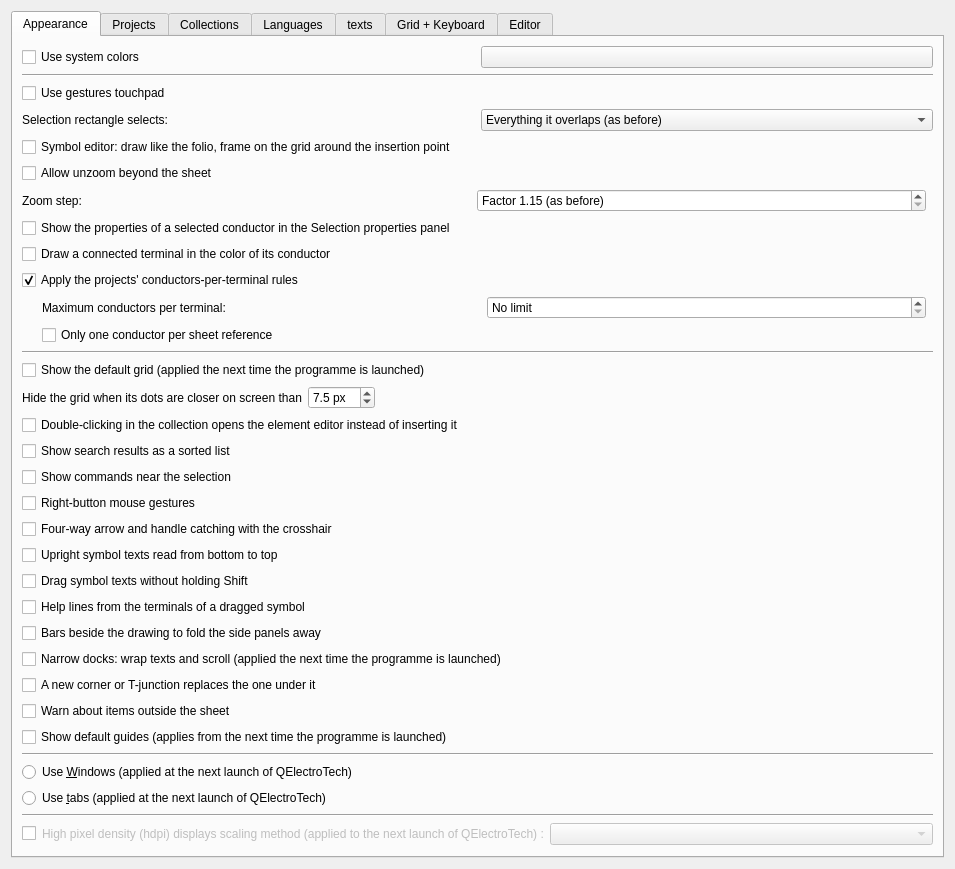
First picture: the form in sources/ui/configpage/generalconfigurationpage.ui, repository qelectrotech/qelectrotech-source-mirror, before the edit.
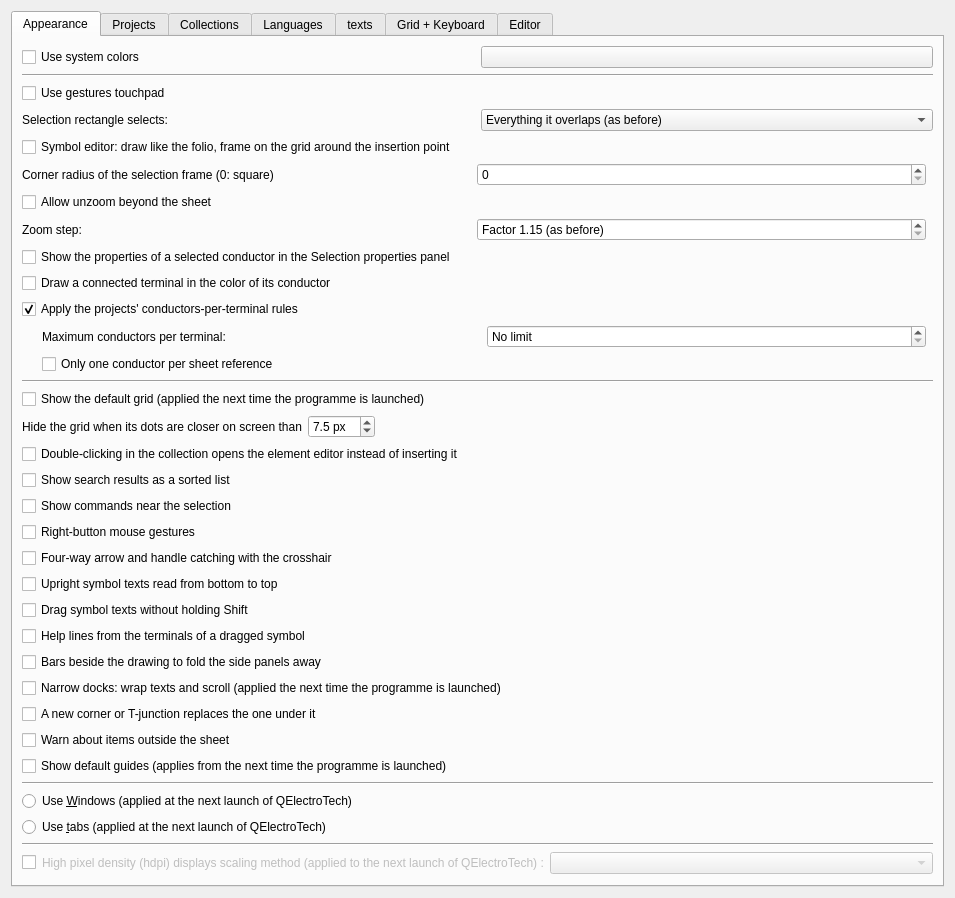
Second picture: the form after the edit. Custom widgets are drawn as their Qt base class.

Commit message:
Selection frame: its corner radius is a setting
Settings > General: the corner radius of the frame around a selected or
highlighted symbol, 0 to 10. 10 by default, as before; 0 draws it
square, so it shows the symbol's frame as it is.

```diff
--- a/sources/ui/configpage/generalconfigurationpage.ui
+++ b/sources/ui/configpage/generalconfigurationpage.ui
@@ -96,6 +96,31 @@
          </property>
         </widget>
        </item>
+       <item>
+        <layout class="QHBoxLayout" name="m_selection_frame_radius_layout">
+         <item>
+          <widget class="QLabel" name="m_selection_frame_radius_label">
+           <property name="text">
+            <string>Corner radius of the selection frame (0: square)</string>
+           </property>
+          </widget>
+         </item>
+         <item>
+          <widget class="QSpinBox" name="m_selection_frame_radius_sb">
+           <property name="maximum">
+            <number>10</number>
+           </property>
+          </widget>
+         </item>
+         <item>
+          <spacer name="m_selection_frame_radius_spacer">
+           <property name="orientation">
+            <enum>Qt::Horizontal</enum>
+           </property>
+          </spacer>
+         </item>
+        </layout>
+       </item>
        <item>
         <widget class="QCheckBox" name="m_zoom_out_beyond_folio">
          <property name="text">
```
Left out of the diff: 1 changed line with no effect on the pictures. The commit also changes 6 other files.
